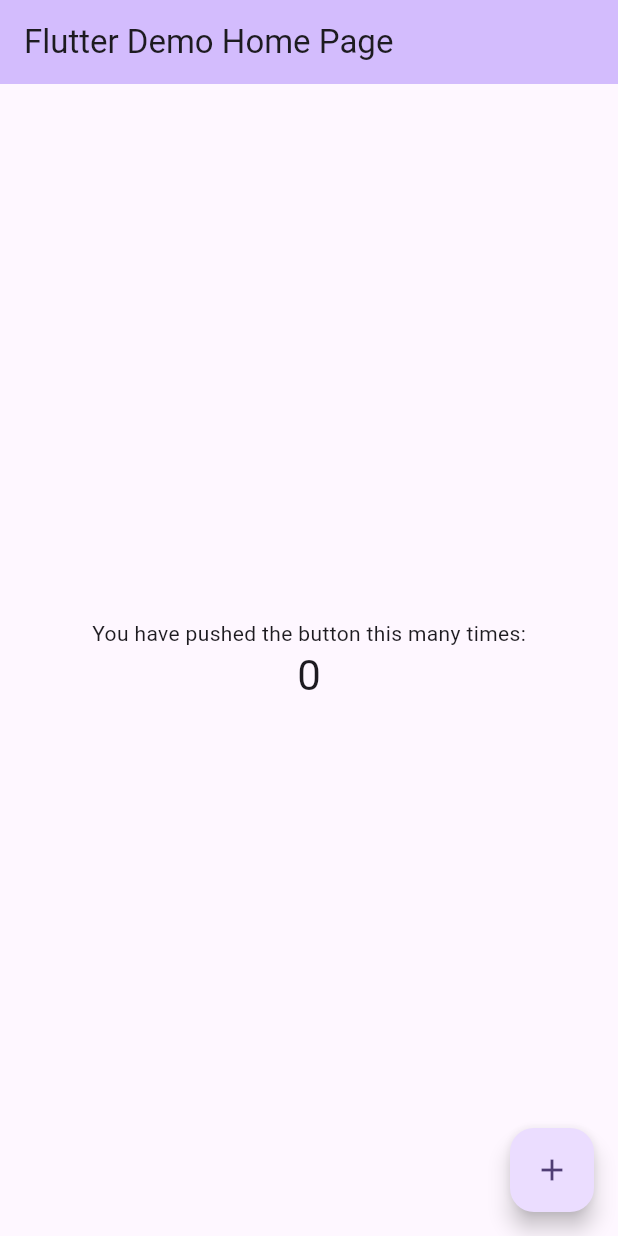
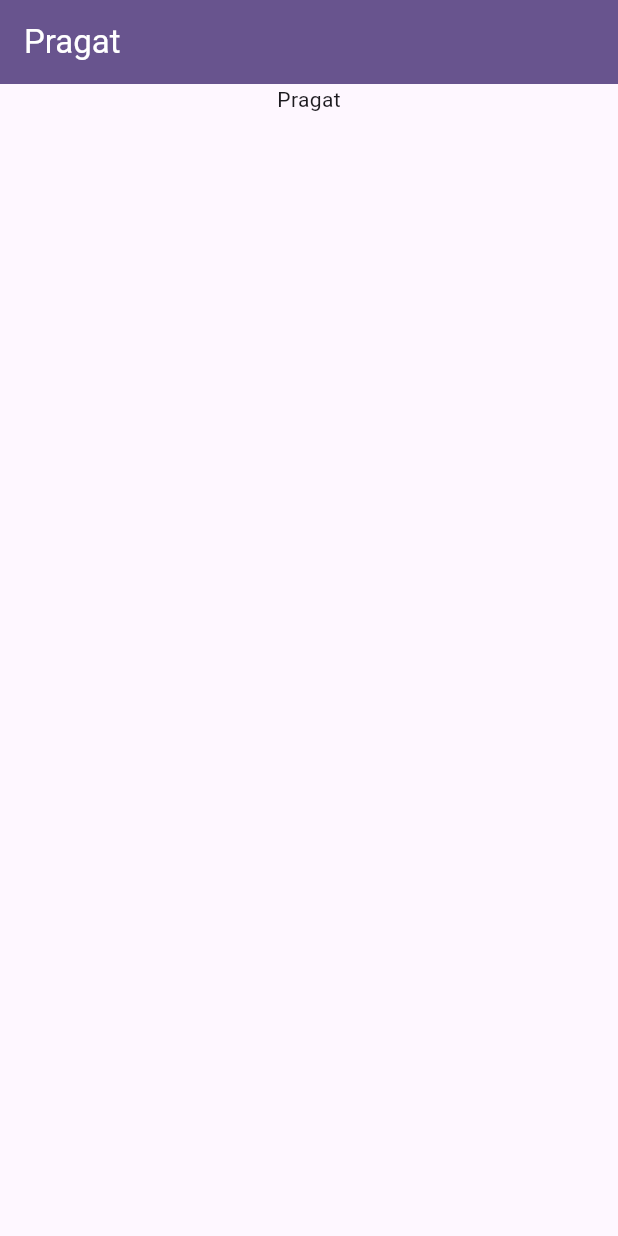
Before and after one commit to pragat-pandya/flutter_riverpod_tutorial, a Flutter app: the screen it shows after launch, on a phone screen of 412 x 824 dp. Run offline on Flutter 3.47's test engine with Material 3 defaults, Android fonts, the phone set to English and light mode, and no system bars; our stand-ins replace flutter_riverpod.

Commit message:
Reading Providers using ConsumerWidget.

```diff
--- /dev/null
+++ b/lib/home_page.dart
@@ -0,0 +1,35 @@
+import 'package:flutter/material.dart';
+import 'package:flutter_riverpod/flutter_riverpod.dart';
+import 'package:riverpod_tutorial/main.dart';
+
+class HomePage extends ConsumerWidget {
+  final String title;
+  const HomePage({
+    super.key,
+    required this.title,
+  });
+
+  @override
+  // (ref): Allows us to talk with providers from widgets
+  Widget build(BuildContext context, WidgetRef ref) {
+    final name = ref.watch(nameProvider);
+    return Scaffold(
+      appBar: AppBar(
+        backgroundColor: Theme.of(context).primaryColor,
+        title: Text(
+          name ?? '',
+          style: const TextStyle(
+            color: Colors.white,
+          ),
+        ),
+      ),
+      body: Column(
+        children: [
+          Center(
+            child: Text(name ?? ''),
+          ),
+        ],
+      ),
+    );
+  }
+}
--- a/lib/main.dart
+++ b/lib/main.dart
@@ -1,5 +1,14 @@
 import 'package:flutter/material.dart';
 import 'package:flutter_riverpod/flutter_riverpod.dart';
+import 'package:riverpod_tutorial/home_page.dart';
+
+// Providers:
+//  1. Provider: Read Only cannot update values inside of it.
+
+final nameProvider = Provider<String?>(
+  (ref) => 'Pragat',
+);
+// ref: allows us to talk to other providers.
 
 void main() {
   runApp(
@@ -16,115 +25,13 @@ class MyApp extends StatelessWidget {
   @override
   Widget build(BuildContext context) {
     return MaterialApp(
+      debugShowCheckedModeBanner: false,
       title: 'Flutter Demo',
       theme: ThemeData(
-        // This is the theme of your application.
-        //
-        // TRY THIS: Try running your application with "flutter run". You'll see
-        // the application has a purple toolbar. Then, without quitting the app,
-        // try changing the seedColor in the colorScheme below to Colors.green
-        // and then invoke "hot reload" (save your changes or press the "hot
-        // reload" button in a Flutter-supported IDE, or press "r" if you used
-        // the command line to start the app).
-        //
-        // Notice that the counter didn't reset back to zero; the application
-        // state is not lost during the reload. To reset the state, use hot
-        // restart instead.
-        //
-        // This works for code too, not just values: Most code changes can be
-        // tested with just a hot reload.
         colorScheme: ColorScheme.fromSeed(seedColor: Colors.deepPurple),
         useMaterial3: true,
       ),
-      home: const MyHomePage(title: 'Flutter Demo Home Page'),
+      home: const HomePage(title: 'Flutter Demo Home Page'),
     );
   }
 }
-
-class MyHomePage extends StatefulWidget {
-  const MyHomePage({super.key, required this.title});
-
-  // This widget is the home page of your application. It is stateful, meaning
-  // that it has a State object (defined below) that contains fields that affect
-  // how it looks.
-
-  // This class is the configuration for the state. It holds the values (in this
-  // case the title) provided by the parent (in this case the App widget) and
-  // used by the build method of the State. Fields in a Widget subclass are
-  // always marked "final".
-
-  final String title;
-
-  @override
-  State<MyHomePage> createState() => _MyHomePageState();
-}
-
-class _MyHomePageState extends State<MyHomePage> {
-  int _counter = 0;
-
-  void _incrementCounter() {
-    setState(() {
-      // This call to setState tells the Flutter framework that something has
-      // changed in this State, which causes it to rerun the build method below
-      // so that the display can reflect the updated values. If we changed
-      // _counter without calling setState(), then the build method would not be
-      // called again, and so nothing would appear to happen.
-      _counter++;
-    });
-  }
-
-  @override
-  Widget build(BuildContext context) {
-    // This method is rerun every time setState is called, for instance as done
-    // by the _incrementCounter method above.
-    //
-    // The Flutter framework has been optimized to make rerunning build methods
-    // fast, so that you can just rebuild anything that needs updating rather
-    // than having to individually change instances of widgets.
-    return Scaffold(
-      appBar: AppBar(
-        // TRY THIS: Try changing the color here to a specific color (to
-        // Colors.amber, perhaps?) and trigger a hot reload to see the AppBar
-        // change color while the other colors stay the same.
-        backgroundColor: Theme.of(context).colorScheme.inversePrimary,
-        // Here we take the value from the MyHomePage object that was created by
-        // the App.build method, and use it to set our appbar title.
-        title: Text(widget.title),
-      ),
-      body: Center(
-        // Center is a layout widget. It takes a single child and positions it
-        // in the middle of the parent.
-        child: Column(
-          // Column is also a layout widget. It takes a list of children and
-          // arranges them vertically. By default, it sizes itself to fit its
-          // children horizontally, and tries to be as tall as its parent.
-          //
-          // Column has various properties to control how it sizes itself and
-          // how it positions its children. Here we use mainAxisAlignment to
-          // center the children vertically; the main axis here is the vertical
-          // axis because Columns are vertical (the cross axis would be
-          // horizontal).
-          //
-          // TRY THIS: Invoke "debug painting" (choose the "Toggle Debug Paint"
-          // action in the IDE, or press "p" in the console), to see the
-          // wireframe for each widget.
-          mainAxisAlignment: MainAxisAlignment.center,
-          children: <Widget>[
-            const Text(
-              'You have pushed the button this many times:',
-            ),
-            Text(
-              '$_counter',
-              style: Theme.of(context).textTheme.headlineMedium,
-            ),
-          ],
-        ),
-      ),
-      floatingActionButton: FloatingActionButton(
-        onPressed: _incrementCounter,
-        tooltip: 'Increment',
-        child: const Icon(Icons.add),
-      ), // This trailing comma makes auto-formatting nicer for build methods.
-    );
-  }
-}
```
